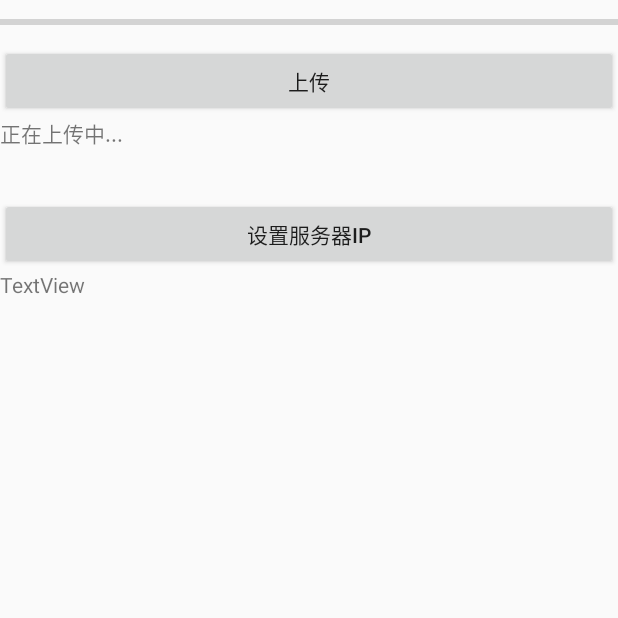
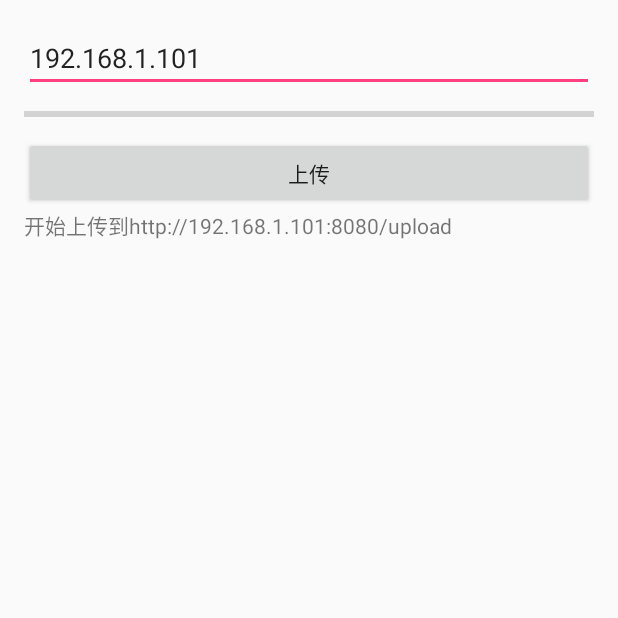
Before and after one commit to iiccqq/Uploader, an Android app: the screen it shows after launch (MainActivity), after a tap on "上传", on a phone screen of 412 x 824 dp, the top half of it. Run offline under Robolectric (Android 15) with nearby library versions, the phone set to English and light mode, and no system bars.

Commit message:
ip从界面读取

```diff
--- a/app/src/main/java/com/fc/uploader/MainActivity.java
+++ b/app/src/main/java/com/fc/uploader/MainActivity.java
@@ -8,6 +8,7 @@ import android.os.Message;
 import android.view.View;
 import android.view.View.OnClickListener;
 import android.widget.Button;
+import android.widget.EditText;
 import android.widget.ImageView;
 import android.widget.ProgressBar;
 import android.widget.TextView;
@@ -42,15 +43,15 @@ public class MainActivity extends Activity implements OnClickListener, UploadUti
     /***
      * 这里的这个URL是我服务器的javaEE环境URL
      */
-    private static String requestURL = "http://10.0.2.2:8080/upload";
-    private Button setServerIpButton, uploadButton;
-    private ImageView imageView;
+    private static String requestURL = "";//http://10.0.2.2:8080/upload";
+    private Button  uploadButton;
     private TextView uploadImageResult;
     private ProgressBar progressBar;
 
     private String picPath = null;
-    private String dirPaths = "/storage/emulated/0/DCIM/Camera";
+    private String dirPaths = "/storage/emulated/0/DCIM/Camera;/storage/emulated/0/tencent/MicroMsg/WeiXin";
 
+    private EditText serverIpText;
     /**
      * Called when the activity is first created.
      */
@@ -68,10 +69,8 @@ public class MainActivity extends Activity implements OnClickListener, UploadUti
         uploadButton = (Button) this.findViewById(R.id.uploadImage);
         uploadButton.setOnClickListener(this);
         uploadImageResult = (TextView) findViewById(R.id.uploadImageResult);
-
         progressBar = (ProgressBar) findViewById(R.id.progressBar);
-        setServerIpButton = (Button) this.findViewById(R.id.setServerIp);
-        setServerIpButton.setOnClickListener(this);
+        serverIpText =  (EditText) findViewById(R.id.serverIp);
     }
 
     @Override
@@ -80,9 +79,6 @@ public class MainActivity extends Activity implements OnClickListener, UploadUti
         switch (v.getId()) {
             case R.id.uploadImage:
                     handler.sendEmptyMessage(TO_UPLOAD_FILE);
-                break;
-            case R.id.setServerIp:
-                handler.sendEmptyMessage(SET_SERVER_IP);
                 break;
             default:
                 break;
@@ -105,10 +101,13 @@ public class MainActivity extends Activity implements OnClickListener, UploadUti
     }
 
     private void toUploadFile() {
-        uploadImageResult.setText("正在上传中...");
+        String serverIp = serverIpText.getText().toString();
+        requestURL = String.format("http://%s:8080/upload",serverIp);
+                uploadImageResult.setText("开始上传到" + requestURL);
         String []  dirPathsArray = dirPaths.split(";");
        for(String dirPath : dirPathsArray) {
             File dir = new File(dirPath);
+           if(dir.exists() && dir.isDirectory())
             for (File f : dir.listFiles()) {
                 if (f.isDirectory())
                     continue;
@@ -118,8 +117,10 @@ public class MainActivity extends Activity implements OnClickListener, UploadUti
                 uploadUtil.setOnUploadProcessListener(this);  //设置监听器监听上传状态
 
                 Map<String, String> params = new HashMap<String, String>();
-                params.put("filePath", "photo");
+                String desDir = f.getParent().substring(f.getParent().lastIndexOf("/")+1);
+                params.put("filePath", desDir);
                 params.put("uploadfile", "uploadfile");
+
                 uploadUtil.uploadFile(f.getAbsolutePath(), fileKey, requestURL, params);
             }
        }
@@ -140,8 +141,9 @@ public class MainActivity extends Activity implements OnClickListener, UploadUti
                     progressBar.setProgress(msg.arg1);
                     break;
                 case UPLOAD_FILE_DONE:
-                    String result = "响应码：" + msg.arg1 + "\n响应信息：" + msg.obj + "\n耗时：" + UploadUtil.getRequestTime() + "秒";
-                    uploadImageResult.setText(result);
+                    String result = "响应码：" + msg.arg1 + "\n响应信息：" + msg.obj + "\n耗时：" + UploadUtil.getRequestTime() + "秒\n";
+
+                    uploadImageResult.append(result);
                     break;
                 case SET_SERVER_IP:
 
--- a/app/src/main/java/com/fc/uploader/UploadUtil.java
+++ b/app/src/main/java/com/fc/uploader/UploadUtil.java
@@ -214,7 +214,7 @@ public class UploadUtil {
                 }
                 result = sb1.toString();
                 Log.e(TAG, "result : " + result);
-                sendMessage(UPLOAD_SUCCESS_CODE, "上传结果："
+                sendMessage(UPLOAD_SUCCESS_CODE, "上传" + file.getName() + "结果："
                         + result);
                 return;
             } else {
--- a/app/src/main/res/layout/activity_main.xml
+++ b/app/src/main/res/layout/activity_main.xml
@@ -1,9 +1,34 @@
 <?xml version="1.0" encoding="utf-8"?>
-<LinearLayout xmlns:android="http://schemas.android.com/apk/res/android"
-    xmlns:app="http://schemas.android.com/apk/res-auto"
-    android:orientation="vertical" android:layout_width="match_parent"
+<RelativeLayout xmlns:android="http://schemas.android.com/apk/res/android"
+    xmlns:tools="http://schemas.android.com/tools"
+    android:layout_width="match_parent"
     android:layout_height="match_parent"
-    android:weightSum="1">
+    android:paddingBottom="@dimen/activity_vertical_margin"
+    android:paddingLeft="@dimen/activity_horizontal_margin"
+    android:paddingRight="@dimen/activity_horizontal_margin"
+    android:paddingTop="@dimen/activity_vertical_margin"
+    tools:context="com.example.android_scrollview.MainActivity" >
+
+<ScrollView
+        android:id="@+id/scrollView1"
+        android:layout_width="wrap_content"
+        android:layout_height="wrap_content"
+        android:layout_alignParentBottom="true"
+        android:layout_alignParentLeft="true"
+        android:layout_alignParentRight="true"
+        android:layout_alignParentTop="true" >
+
+        <LinearLayout
+            android:layout_width="match_parent"
+            android:layout_height="wrap_content"
+            android:orientation="vertical" >
+
+        <EditText
+        android:id="@+id/serverIp"
+        android:layout_width="match_parent"
+        android:layout_height="wrap_content"
+        android:layout_weight="0.05"
+        android:text="192.168.1.101" />
 
     <ProgressBar
         android:id="@+id/progressBar"
@@ -23,16 +48,6 @@
         android:text="TextView"
         android:layout_weight="0.05"  />
 
-    <Button
-        android:id="@+id/setServerIp"
-        android:layout_width="match_parent"
-        android:layout_height="wrap_content"
-        android:text="设置服务器ip" />
-    <TextView
-        android:id="@+id/serverIp"
-        android:layout_width="match_parent"
-        android:layout_height="wrap_content"
-        android:text="TextView"
-        android:layout_weight="0.05"  />
-
-</LinearLayout>
+        </LinearLayout>
+    </ScrollView>
+</RelativeLayout>
```
